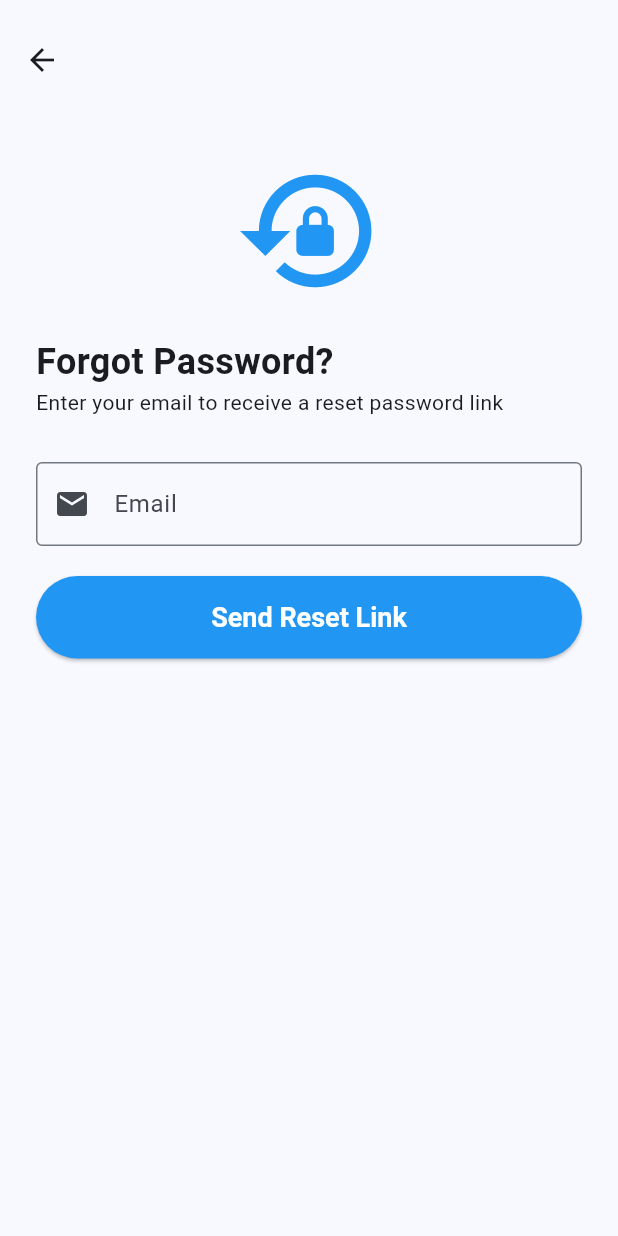
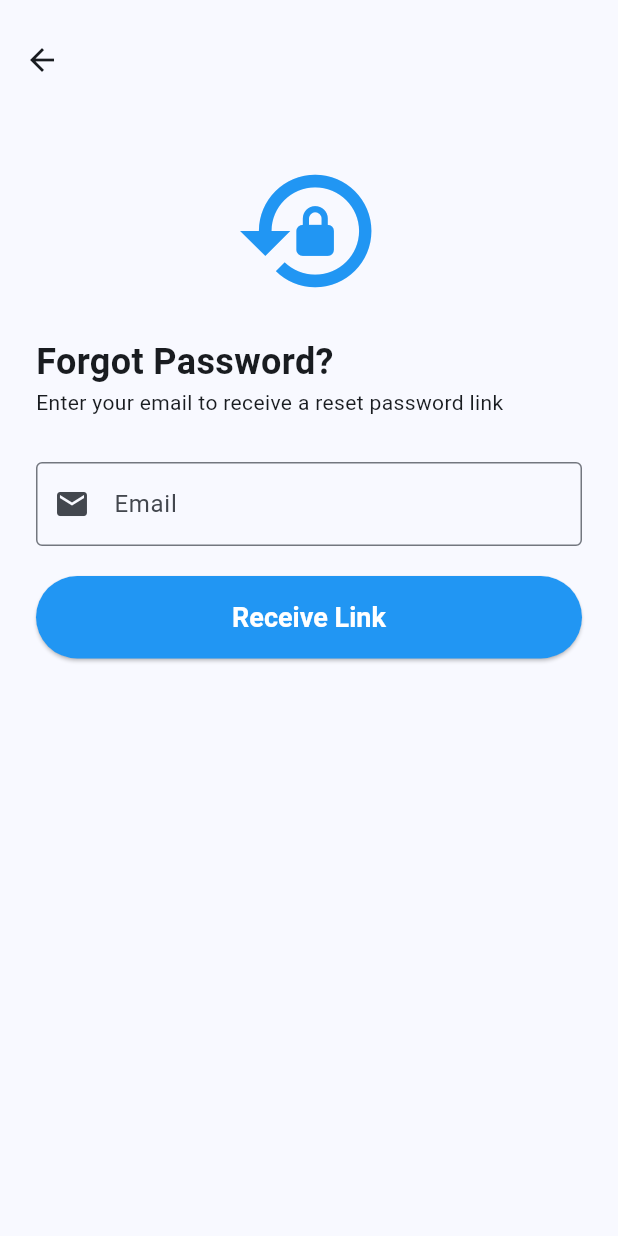
Before and after one commit to GaryXian/Flutter-Real-time-Messaging-and-Video-calls-Application, a Flutter app: the ResetPasswordScreen screen opened directly, on a phone screen of 412 x 824 dp. Run offline on Flutter 3.47's test engine with Material 3 defaults, Android fonts, the phone set to English and light mode, and no system bars; our stand-ins replace audioplayers, cloud_firestore, dio, file_picker, firebase_auth, firebase_core and 8 more; missing offline and left inert: flutter_facebook_auth, flutter_webrtc, mime_type; accounts and stored records are empty.

Commit message:
small changes

```diff
--- a/lib/authentication_screens/reset_password_screen.dart
+++ b/lib/authentication_screens/reset_password_screen.dart
@@ -24,7 +24,7 @@ class _ResetPasswordScreenState extends State<ResetPasswordScreen> {
         email: _emailController.text.trim(),
       );
       ScaffoldMessenger.of(context).showSnackBar(
-        const SnackBar(content: Text("Password reset email sent!")),
+        const SnackBar(content: Text("Link sent. Please check your email.")),
       );
       Navigator.of(context).pop(); // Go back to login screen
     } on FirebaseAuthException catch (e) {
@@ -106,7 +106,7 @@ class _ResetPasswordScreenState extends State<ResetPasswordScreen> {
                           ),
                         ),
                         onPressed: _resetPassword,
-                        child: const Text("Send Reset Link"),
+                        child: const Text("Receive Link"),
                       ),
               ),
             ],
```
